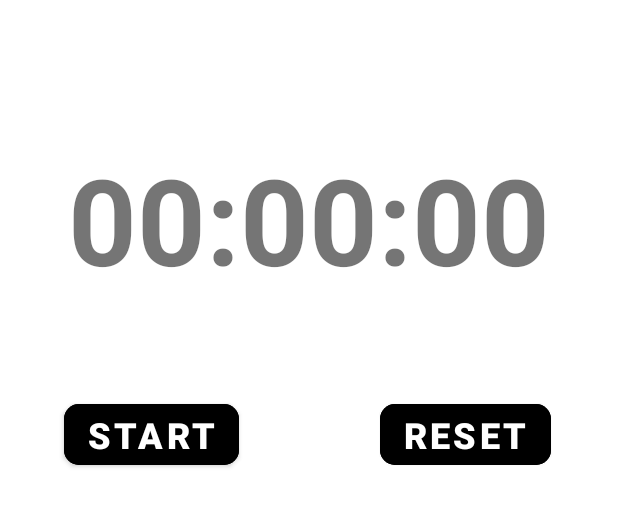
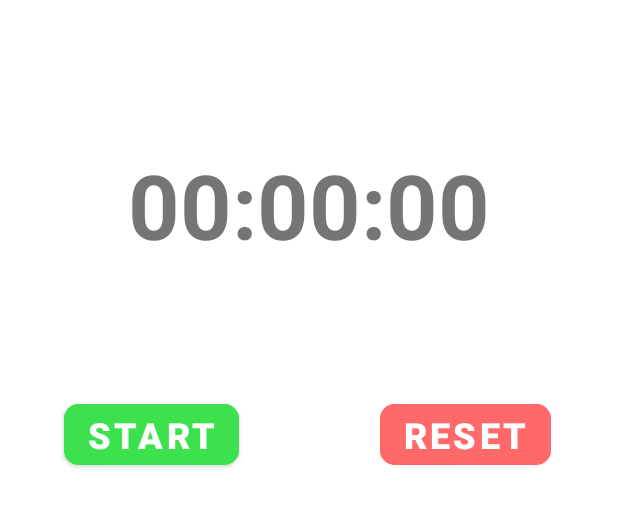
Before and after one commit to thephotogenicbug/StopWatchDemo, an Android app: the layout activity_main.xml on its own in the app's theme, with its tools: preview values and no code run, on a phone screen of 412 x 824 dp. Shown: the top 507 px of the screen. Run offline under Robolectric (Android 15) with nearby library versions, the phone set to English and light mode, and no system bars.

```diff
--- a/app/src/main/res/layout/activity_main.xml
+++ b/app/src/main/res/layout/activity_main.xml
@@ -12,7 +12,7 @@
         android:layout_height="wrap_content"
         android:text="00:00:00"
         android:backgroundTint="@color/black"
-        android:textSize="80sp"
+        android:textSize="60sp"
         android:textStyle="bold"
         app:layout_constraintBottom_toBottomOf="parent"
         app:layout_constraintEnd_toEndOf="parent"
@@ -24,9 +24,9 @@
         android:id="@+id/btnStart"
         android:layout_width="wrap_content"
         android:layout_height="wrap_content"
+        android:backgroundTint="#3DE14E"
         android:elevation="20dp"
         android:text="Start"
-        android:backgroundTint="@color/black"
         android:textSize="24sp"
         android:textStyle="bold"
         app:cornerRadius="10dp"
@@ -41,7 +41,7 @@
         android:id="@+id/btnReset"
         android:layout_width="wrap_content"
         android:layout_height="wrap_content"
-        android:backgroundTint="@color/black"
+        android:backgroundTint="#FF6969"
         android:elevation="20dp"
         android:text="Reset"
         android:textSize="24sp"
```
Also changed, not shown: app/src/main/java/com/naveen/stopwatchdemo/MainActivity.kt (+29 -0 lines).
